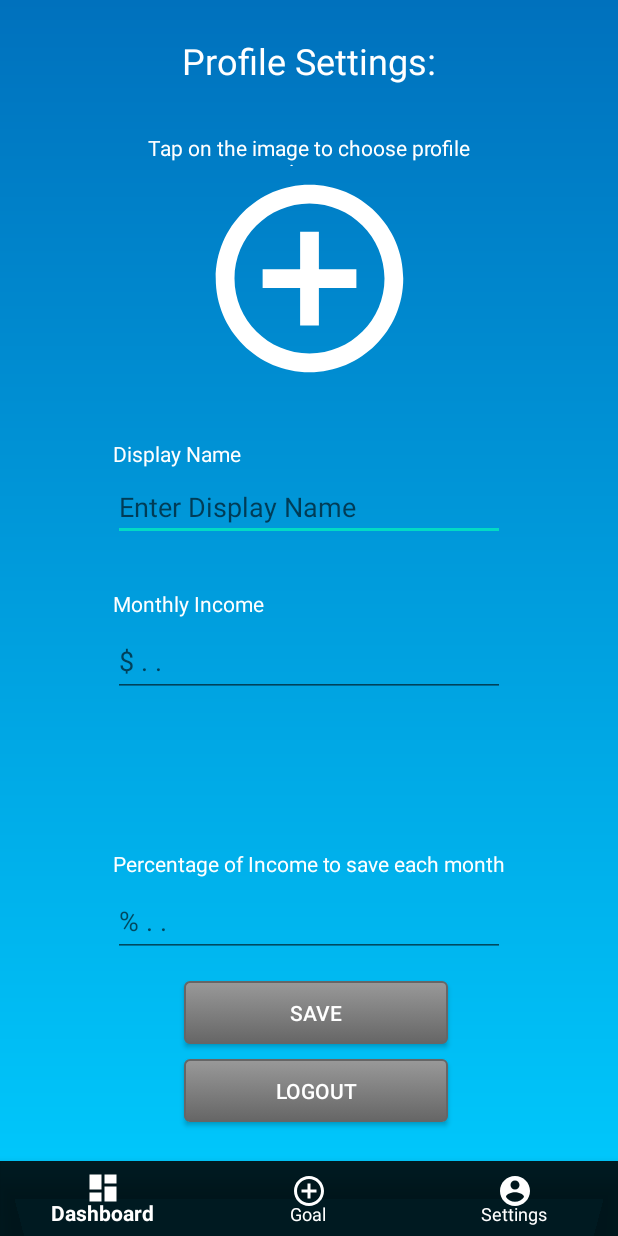
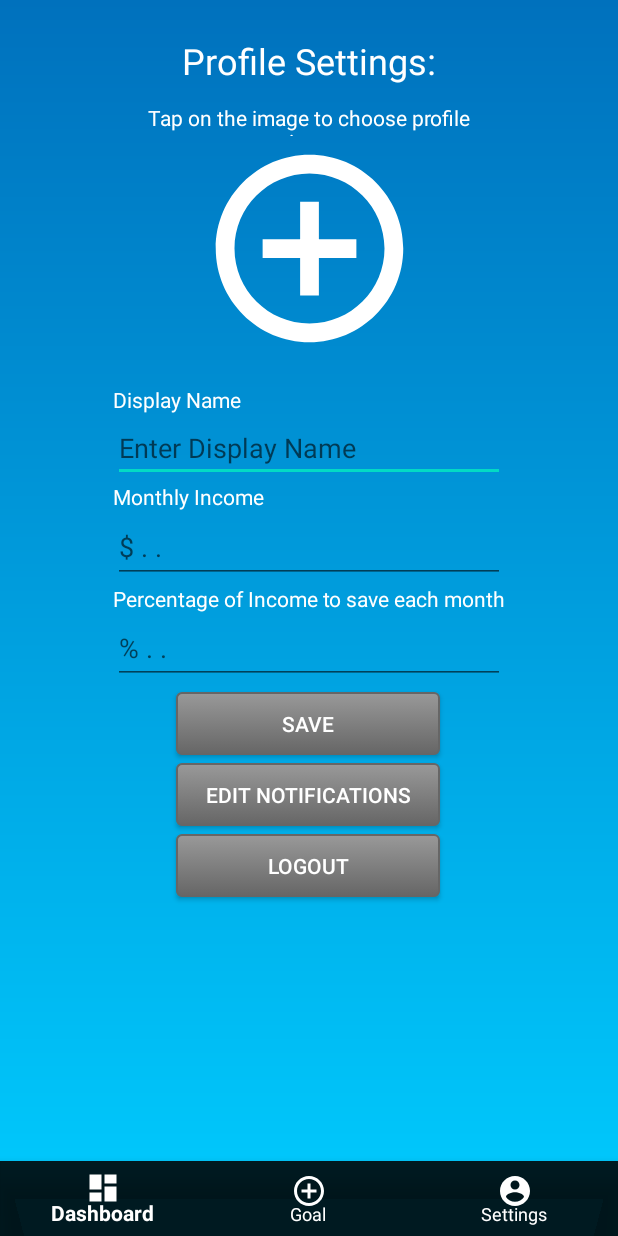
Before and after one commit to bgorringe84/Time2, an Android app: the screen it shows after launch once a user with an empty profile is signed in (ProfileActivity), on a phone screen of 412 x 824 dp. Run offline under Robolectric (Android 15) with nearby library versions, the phone set to English and light mode, and no system bars; our stand-ins replace Firebase (no records; nobody signed in at launch, a user with empty details on screens opened directly).

Commit message:
Notification Team06

```diff
--- a/app/build.gradle
+++ b/app/build.gradle
@@ -57,4 +57,7 @@ dependencies {
 
     // Cardview
     implementation 'androidx.cardview:cardview:1.0.0'
+
+    // Notifications
+    implementation 'androidx.core:core:1.3.0'
 }
--- a/app/src/main/java/com/example/time2/ProfileActivity.java
+++ b/app/src/main/java/com/example/time2/ProfileActivity.java
@@ -37,6 +37,7 @@ import com.google.firebase.storage.StorageReference;
 import com.google.firebase.storage.UploadTask;
 
 import java.io.IOException;
+import java.util.Calendar;
 import java.util.HashMap;
 import java.util.Map;
 
@@ -52,6 +53,7 @@ public class ProfileActivity extends AppCompatActivity implements View.OnClickLi
     ImageView imageView;
     EditText editName, editIncome, editSaving;
     Button saveBtn;
+    Button notificationBtn;
     private static final int CHOOSE_IMAGE = 101;
     String profileImageUrl;
     Uri uriProfileImage;
@@ -61,8 +63,6 @@ public class ProfileActivity extends AppCompatActivity implements View.OnClickLi
     String TAG = "Add User Preferences";
     String userId;
     private SharedPreferences sharedPref;
-
-
 
     @Override
     protected void onCreate(Bundle savedInstanceState) {
@@ -77,6 +77,7 @@ public class ProfileActivity extends AppCompatActivity implements View.OnClickLi
         mAuth = FirebaseAuth.getInstance();
         fStore = FirebaseFirestore.getInstance();
         saveBtn = findViewById(R.id.button2);
+        notificationBtn = findViewById(R.id.button_notification);
 
         // Initialize UI elements
         bottomNavigation = findViewById(R.id.bottom_navigation);
@@ -96,6 +97,13 @@ public class ProfileActivity extends AppCompatActivity implements View.OnClickLi
             public void onClick(View view) {
                 saveUserInformation();
                 startActivity(new Intent(getApplicationContext(), DashboardActivity.class));
+            }
+        });
+
+        notificationBtn.setOnClickListener(new View.OnClickListener() {
+            @Override
+            public void onClick(View view) {
+                startActivity(new Intent(getApplicationContext(), NotificationActivity.class));
             }
         });
 
--- /dev/null
+++ b/app/src/main/res/drawable/ic_baseline_access_time_24.xml
@@ -0,0 +1,6 @@
+<vector android:autoMirrored="true" android:height="24dp"
+    android:tint="#F0F4FF" android:viewportHeight="24"
+    android:viewportWidth="24" android:width="24dp" xmlns:android="http://schemas.android.com/apk/res/android">
+    <path android:fillColor="@android:color/white" android:pathData="M11.99,2C6.47,2 2,6.48 2,12s4.47,10 9.99,10C17.52,22 22,17.52 22,12S17.52,2 11.99,2zM12,20c-4.42,0 -8,-3.58 -8,-8s3.58,-8 8,-8 8,3.58 8,8 -3.58,8 -8,8z"/>
+    <path android:fillColor="@android:color/white" android:pathData="M12.5,7H11v6l5.25,3.15 0.75,-1.23 -4.5,-2.67z"/>
+</vector>
--- /dev/null
+++ b/app/src/main/res/drawable/ic_baseline_assignment_turned_in_24.xml
@@ -0,0 +1,5 @@
+<vector android:autoMirrored="true" android:height="24dp"
+    android:tint="?attr/colorControlNormal" android:viewportHeight="24"
+    android:viewportWidth="24" android:width="24dp" xmlns:android="http://schemas.android.com/apk/res/android">
+    <path android:fillColor="@android:color/white" android:pathData="M19,3h-4.18C14.4,1.84 13.3,1 12,1c-1.3,0 -2.4,0.84 -2.82,2L5,3c-1.1,0 -2,0.9 -2,2v14c0,1.1 0.9,2 2,2h14c1.1,0 2,-0.9 2,-2L21,5c0,-1.1 -0.9,-2 -2,-2zM12,3c0.55,0 1,0.45 1,1s-0.45,1 -1,1 -1,-0.45 -1,-1 0.45,-1 1,-1zM10,17l-4,-4 1.41,-1.41L10,14.17l6.59,-6.59L18,9l-8,8z"/>
+</vector>
--- a/app/src/main/res/layout/activity_profile.xml
+++ b/app/src/main/res/layout/activity_profile.xml
@@ -24,7 +24,7 @@
         android:id="@+id/textView6"
         android:layout_width="261dp"
         android:layout_height="22dp"
-        android:layout_marginTop="32dp"
+        android:layout_marginTop="12dp"
         android:text="Tap on the image to choose profile picture"
         android:textAlignment="center"
         android:textColor="#FFFFFF"
@@ -44,75 +44,96 @@
     <EditText
         android:id="@+id/editTextTextPersonName"
         android:layout_width="261dp"
-        android:layout_height="43dp"
-        android:layout_marginTop="5dp"
+        android:layout_height="wrap_content"
         android:ems="10"
         android:hint="Enter Display Name"
         android:inputType="textPersonName"
         android:textColor="#FFFFFF"
         app:layout_constraintEnd_toEndOf="parent"
-        app:layout_constraintStart_toStartOf="parent"
+        app:layout_constraintHorizontal_bias="0.0"
+        app:layout_constraintStart_toStartOf="@+id/textView7"
         app:layout_constraintTop_toBottomOf="@+id/textView7" />
 
     <TextView
         android:id="@+id/textView7"
         android:layout_width="wrap_content"
         android:layout_height="wrap_content"
-        android:layout_marginTop="32dp"
+        android:layout_marginTop="16dp"
         android:text="Display Name"
         android:textColor="#FFFFFF"
-        app:layout_constraintStart_toStartOf="@+id/editTextTextPersonName"
+        app:layout_constraintEnd_toEndOf="parent"
+        app:layout_constraintHorizontal_bias="0.23"
+        app:layout_constraintStart_toStartOf="parent"
         app:layout_constraintTop_toBottomOf="@+id/imageView" />
 
     <TextView
         android:id="@+id/textView8"
         android:layout_width="wrap_content"
-        android:layout_height="wrap_content"
-        android:layout_marginTop="32dp"
+        android:layout_height="19dp"
         android:text="Monthly Income"
         android:textColor="#FFFFFF"
-        app:layout_constraintStart_toStartOf="@+id/editTextNumber"
-        app:layout_constraintTop_toBottomOf="@+id/editTextTextPersonName" />
+        app:layout_constraintBottom_toTopOf="@+id/editTextNumber"
+        app:layout_constraintEnd_toEndOf="parent"
+        app:layout_constraintHorizontal_bias="0.0"
+        app:layout_constraintStart_toStartOf="@+id/editTextTextPersonName"
+        app:layout_constraintTop_toBottomOf="@+id/editTextTextPersonName"
+        app:layout_constraintVertical_bias="0.0" />
 
     <EditText
         android:id="@+id/editTextNumber"
         android:layout_width="261dp"
         android:layout_height="47dp"
-        android:layout_marginTop="5dp"
+        android:layout_marginTop="20dp"
         android:ems="10"
         android:hint="$ . ."
         android:inputType="number"
         android:textColor="#FFFFFF"
         app:layout_constraintEnd_toEndOf="parent"
-        app:layout_constraintStart_toStartOf="parent"
-        app:layout_constraintTop_toBottomOf="@+id/textView8" />
+        app:layout_constraintHorizontal_bias="0.0"
+        app:layout_constraintStart_toStartOf="@+id/textView8"
+        app:layout_constraintTop_toBottomOf="@+id/editTextTextPersonName" />
 
     <Button
         android:id="@+id/button2"
         android:layout_width="176dp"
         android:layout_height="42dp"
-        android:layout_marginBottom="10dp"
+        android:layout_marginTop="5dp"
         android:background="@drawable/mybutton"
         android:text="Save"
         android:textColor="#FFFFFF"
-        app:layout_constraintBottom_toTopOf="@+id/logoutBtn"
         app:layout_constraintEnd_toEndOf="parent"
-        app:layout_constraintHorizontal_bias="0.519"
-        app:layout_constraintStart_toStartOf="parent" />
+        app:layout_constraintHorizontal_bias="0.497"
+        app:layout_constraintStart_toStartOf="parent"
+        app:layout_constraintTop_toBottomOf="@+id/editTextNumber2" />
+
+    <Button
+        android:id="@+id/button_notification"
+        android:layout_width="176dp"
+        android:layout_height="42dp"
+        android:layout_marginTop="5dp"
+        android:background="@drawable/mybutton"
+        android:text="@string/notification_buttonLabel"
+        android:textColor="#FFFFFF"
+        app:layout_constraintEnd_toEndOf="parent"
+        app:layout_constraintHorizontal_bias="0.497"
+        app:layout_constraintStart_toStartOf="parent"
+        app:layout_constraintTop_toBottomOf="@+id/button2" />
 
     <Button
         android:id="@+id/logoutBtn"
         android:layout_width="176dp"
         android:layout_height="42dp"
-        android:layout_marginBottom="76dp"
+        android:layout_marginTop="5dp"
         android:background="@drawable/mybutton"
         android:onClick="logout"
         android:text="Logout"
         android:textColor="#FFFFFF"
-        app:layout_constraintBottom_toBottomOf="parent"
+        app:layout_constraintBottom_toTopOf="@+id/bottom_navigation"
         app:layout_constraintEnd_toEndOf="parent"
-        app:layout_constraintHorizontal_bias="0.519"
-        app:layout_constraintStart_toStartOf="parent" />
+        app:layout_constraintHorizontal_bias="0.497"
+        app:layout_constraintStart_toStartOf="parent"
+        app:layout_constraintTop_toBottomOf="@+id/button_notification"
+        app:layout_constraintVertical_bias="0.0" />
 
     <com.google.android.material.bottomnavigation.BottomNavigationView
         android:id="@+id/bottom_navigation"
@@ -147,23 +168,25 @@
         android:id="@+id/editTextNumber2"
         android:layout_width="261dp"
         android:layout_height="47dp"
-        android:layout_marginBottom="16dp"
+        android:layout_marginTop="20dp"
         android:ems="10"
         android:hint="% . ."
         android:inputType="number"
         android:textColor="#FFFFFF"
-        app:layout_constraintBottom_toTopOf="@+id/button2"
         app:layout_constraintEnd_toEndOf="parent"
-        app:layout_constraintStart_toStartOf="parent" />
+        app:layout_constraintHorizontal_bias="0.0"
+        app:layout_constraintStart_toStartOf="@+id/textView11"
+        app:layout_constraintTop_toBottomOf="@+id/editTextNumber" />
 
     <TextView
         android:id="@+id/textView11"
         android:layout_width="wrap_content"
         android:layout_height="wrap_content"
-        android:layout_marginBottom="5dp"
         android:text="Percentage of Income to save each month"
         android:textColor="#FFFFFF"
         app:layout_constraintBottom_toTopOf="@+id/editTextNumber2"
-        app:layout_constraintStart_toStartOf="@+id/editTextNumber2" />
+        app:layout_constraintEnd_toEndOf="parent"
+        app:layout_constraintHorizontal_bias="0.0"
+        app:layout_constraintStart_toStartOf="@+id/editTextNumber" />
 
 </androidx.constraintlayout.widget.ConstraintLayout>
--- a/build.gradle
+++ b/build.gradle
@@ -5,7 +5,7 @@ buildscript {
         jcenter()
     }
     dependencies {
-        classpath "com.android.tools.build:gradle:4.0.0"
+        classpath "com.android.tools.build:gradle:4.0.1"
         classpath 'com.google.gms:google-services:4.3.3'
 
         // NOTE: Do not place your application dependencies here; they belong
```
Also changed, not shown: app/src/main/AndroidManifest.xml (+9 -1 lines), app/src/main/java/com/example/time2/AddGoalActivity.java (+2 -7 lines), app/src/main/java/com/example/time2/AlarmReceiver.java (added, +70 -0 lines), app/src/main/java/com/example/time2/NotificationActivity.java (added, +68 -0 lines), app/src/main/java/com/example/time2/NotificationHelper.java (added, +65 -0 lines), app/src/main/res/layout/acitivty_notification.xml (added, +147 -0 lines), app/src/main/res/layout/activity_dashboard.xml (+12 -7 lines), app/src/main/res/values/strings.xml (+11 -0 lines), 1 other file.
